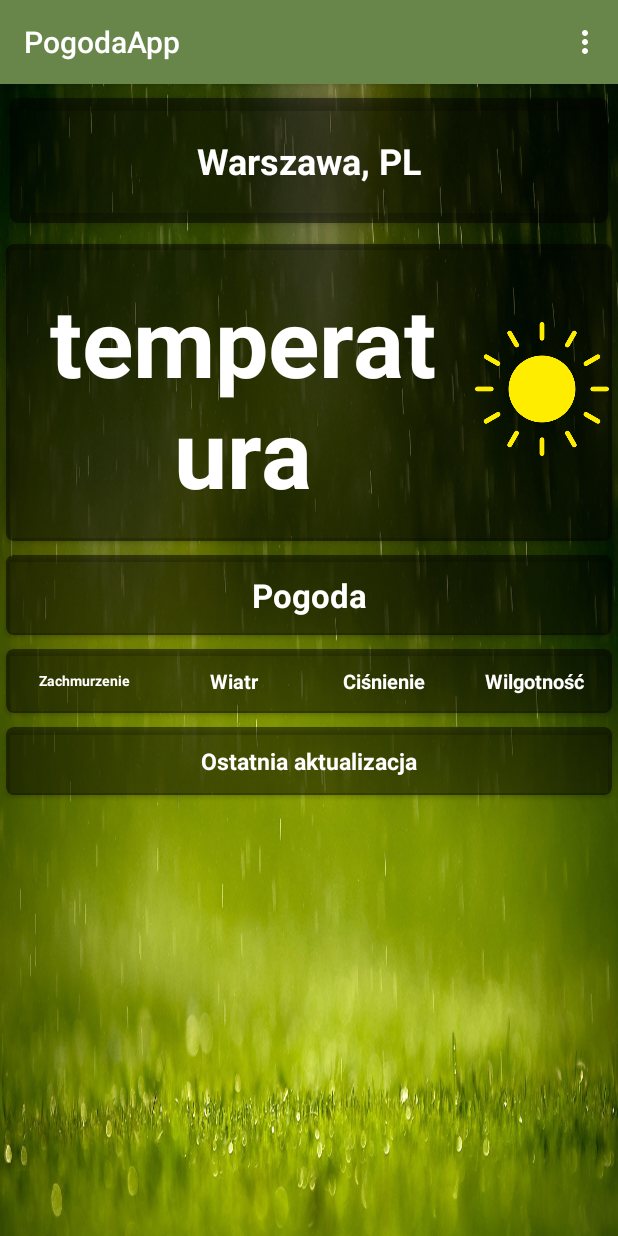
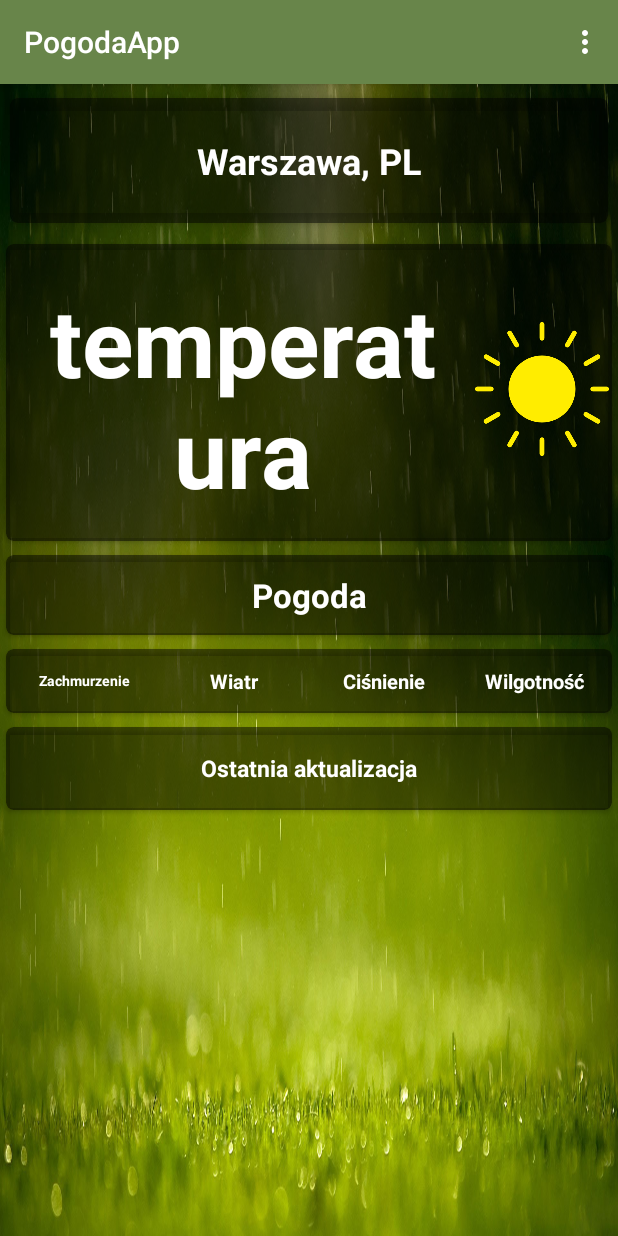
Before and after one commit to DanielMroczkowski/pam-2018-e5c1s1-pogodaapp, an Android app: the screen it shows after launch (MainActivity), on a phone screen of 412 x 824 dp. Run offline under Robolectric (Android 15) with nearby library versions, the light colour scheme and no system bars.

Commit message:
no message

```diff
--- a/app/src/main/res/layout/activity_main.xml
+++ b/app/src/main/res/layout/activity_main.xml
@@ -88,6 +88,7 @@
 
     </android.support.v7.widget.CardView>
 
+
     <android.support.v7.widget.CardView
         android:id="@+id/card_view2"
         style="@style/AppTheme.CardView"
@@ -123,7 +124,6 @@
         </LinearLayout>
 
     </android.support.v7.widget.CardView>
-
 
     <android.support.v7.widget.CardView
         android:id="@+id/card_view3"
@@ -210,7 +210,7 @@
 
         <LinearLayout
             android:layout_width="match_parent"
-        android:layout_height="wrap_content"
+            android:layout_height="51dp"
             android:orientation="horizontal"
             tools:layout_editor_absoluteX="16dp"
             tools:layout_editor_absoluteY="206dp">
```
Lines whose indentation alone changed are shown as unchanged.
